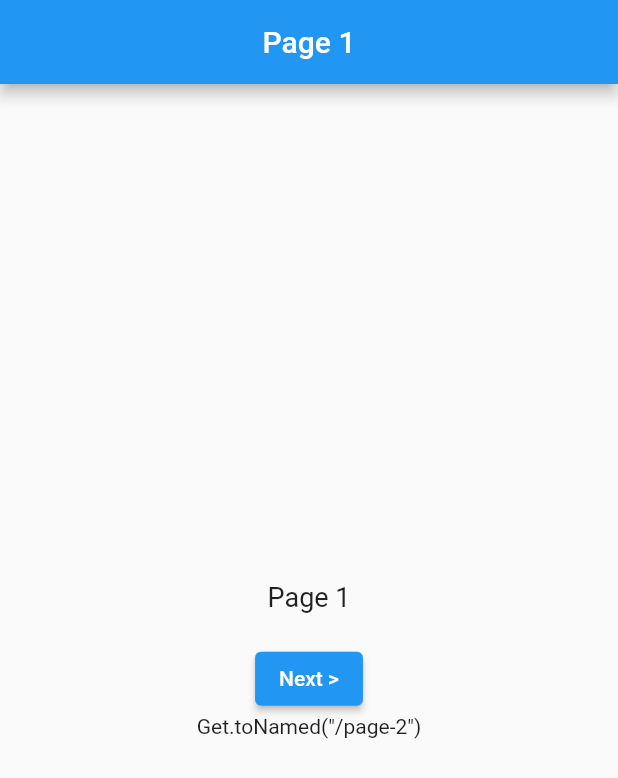
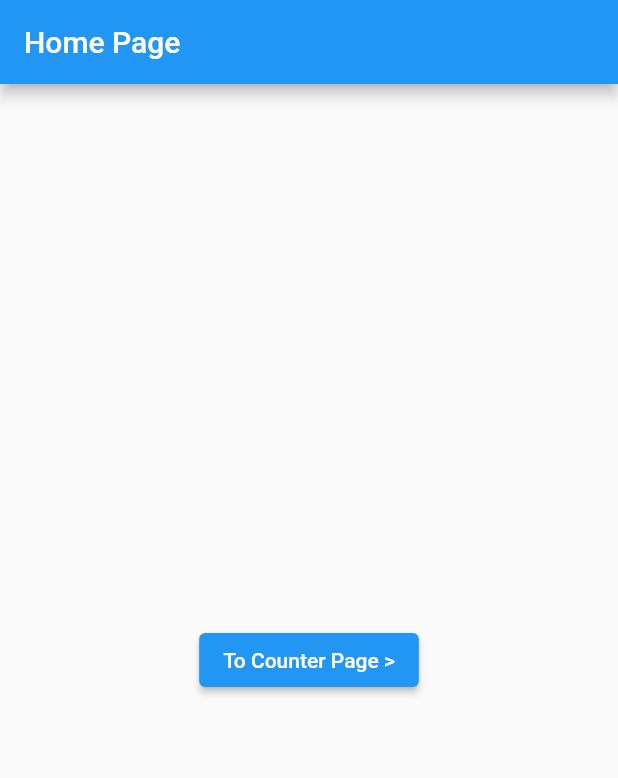
Before and after one commit to triagung128/flutter-getx-learn-basic, a Flutter app: the screen it shows after launch, on a phone screen of 412 x 824 dp. Shown: the top 778 px of the screen. Run offline on Flutter 3.47's test engine with Material 2 defaults, Android fonts, the phone set to English and light mode, and no system bars; our stand-ins replace get.

Commit message:
bindings

```diff
--- /dev/null
+++ b/lib/bindings/class_bindings/counter_bindings.dart
@@ -0,0 +1,10 @@
+import 'package:get/get.dart';
+
+import '../controllers/counter_controller.dart';
+
+class CounterBindings extends Bindings {
+  @override
+  void dependencies() {
+    Get.lazyPut(() => CounterController());
+  }
+}
--- /dev/null
+++ b/lib/bindings/controllers/counter_controller.dart
@@ -0,0 +1,8 @@
+import 'package:get/get.dart';
+
+class CounterController extends GetxController {
+  RxInt data = 0.obs;
+
+  void increment() => data++;
+  void decrement() => data--;
+}
--- /dev/null
+++ b/lib/bindings/pages/home_page.dart
@@ -0,0 +1,27 @@
+import 'package:flutter/material.dart';
+import 'package:get/get.dart';
+
+class HomePage extends StatelessWidget {
+  const HomePage({Key? key}) : super(key: key);
+
+  @override
+  Widget build(BuildContext context) {
+    return Scaffold(
+      appBar: AppBar(
+        title: const Text("Home Page"),
+      ),
+      body: Center(
+        child: ElevatedButton(
+          onPressed: () {
+            // Get.to(
+            //   () => CounterPage(),
+            //   binding: BindingsBuilder.put(() => CounterController()),
+            // );
+            Get.toNamed("/counter");
+          },
+          child: const Text("To Counter Page >"),
+        ),
+      ),
+    );
+  }
+}
--- a/lib/main.dart
+++ b/lib/main.dart
@@ -1,10 +1,14 @@
 import 'package:flutter/material.dart';
 import 'package:get/get.dart';
 
-import './route_management/page_1.dart';
-import './route_management/page_2.dart';
-import './route_management/page_3.dart';
-import './route_management/page_4.dart';
+import './bindings/pages/home_page.dart';
+import './bindings/pages/counter_page.dart';
+import './bindings/class_bindings/counter_bindings.dart';
+
+// import './route_management/page_1.dart';
+// import './route_management/page_2.dart';
+// import './route_management/page_3.dart';
+// import './route_management/page_4.dart';
 
 void main() => runApp(const MyApp());
 
@@ -15,7 +19,7 @@ class MyApp extends StatelessWidget {
   Widget build(BuildContext context) {
     return GetMaterialApp(
       debugShowCheckedModeBanner: false,
-      home: const Page1(),
+      home: const HomePage(),
       // routes: {
       //   "page-1": (context) => const Page1(),
       //   "page-2": (context) => const Page2(),
@@ -23,22 +27,32 @@ class MyApp extends StatelessWidget {
       //   "page-4": (context) => const Page4(),
       // },
       // === Materi Route Management ===
+      // getPages: [
+      //   GetPage(
+      //     name: "/page-1",
+      //     page: () => const Page1(),
+      //   ),
+      //   GetPage(
+      //     name: "/page-2",
+      //     page: () => const Page2(),
+      //   ),
+      //   GetPage(
+      //     name: "/page-3",
+      //     page: () => const Page3(),
+      //   ),
+      //   GetPage(
+      //     name: "/page-4",
+      //     page: () => const Page4(),
+      //   ),
+      // ],
+
+      // === Materi Binding ===
       getPages: [
         GetPage(
-          name: "/page-1",
-          page: () => const Page1(),
-        ),
-        GetPage(
-          name: "/page-2",
-          page: () => const Page2(),
-        ),
-        GetPage(
-          name: "/page-3",
-          page: () => const Page3(),
-        ),
-        GetPage(
-          name: "/page-4",
-          page: () => const Page4(),
+          name: "/counter",
+          page: () => CounterPage(),
+          // binding: BindingsBuilder.put(() => CounterController()),
+          binding: CounterBindings(),
         ),
       ],
     );
```
Also changed, not shown: lib/bindings/pages/counter_page.dart (added, +50 -0 lines).
